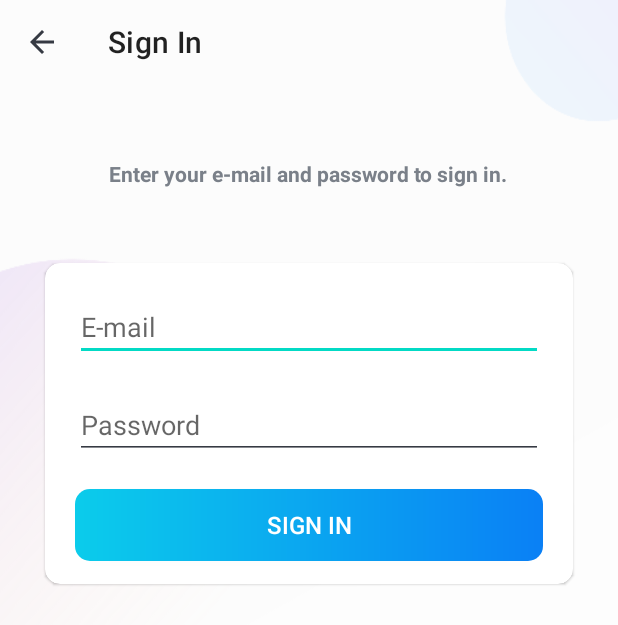
After one commit to bernardosan/Scrumtinize, an Android app: the SignInActivity screen opened directly, with no data from a screen before it, on a phone screen of 412 x 824 dp. The commit adds this screen. Shown: the top 625 px of the screen. Run offline under Robolectric (Android 15) with nearby library versions, the phone set to English and light mode, and no system bars.

Commit message:
added the SignInActivity UI

```diff
--- a/app/build.gradle
+++ b/app/build.gradle
@@ -42,6 +42,7 @@ dependencies {
     implementation 'androidx.appcompat:appcompat:1.4.2'
     implementation 'com.google.android.material:material:1.6.1'
     implementation 'androidx.constraintlayout:constraintlayout:2.1.4'
+    implementation 'com.google.firebase:firebase-auth:19.2.0'
     testImplementation 'junit:junit:4.+'
     androidTestImplementation 'androidx.test.ext:junit:1.1.3'
     androidTestImplementation 'androidx.test.espresso:espresso-core:3.4.0'
--- a/app/src/main/AndroidManifest.xml
+++ b/app/src/main/AndroidManifest.xml
@@ -10,10 +10,14 @@
         android:supportsRtl="true"
         android:theme="@style/Theme.TrelloCloneApp">
         <activity
+            android:name=".SignInActivity"
+            android:label="Sign In"
+            android:exported="true" />
+        <activity
             android:name=".SignUpActivity"
             android:exported="true"
-            android:theme="@style/Theme.TrelloCloneApp.NoActionBar"
-            android:label="Sign Up"/>
+            android:label="Sign Up"
+            android:theme="@style/Theme.TrelloCloneApp.NoActionBar" />
         <activity
             android:name=".IntroActivity"
             android:exported="true"
--- a/app/src/main/java/com/example/trellocloneapp/IntroActivity.kt
+++ b/app/src/main/java/com/example/trellocloneapp/IntroActivity.kt
@@ -24,5 +24,9 @@ class IntroActivity : AppCompatActivity() {
             startActivity(Intent(this, SignUpActivity::class.java))
         }
 
+        binding?.btnSignIn?.setOnClickListener {
+            startActivity(Intent(this, SignInActivity::class.java))
+        }
+
     }
 }
--- /dev/null
+++ b/app/src/main/java/com/example/trellocloneapp/SignInActivity.kt
@@ -0,0 +1,34 @@
+package com.example.trellocloneapp
+
+import androidx.appcompat.app.AppCompatActivity
+import android.os.Bundle
+import com.example.trellocloneapp.databinding.ActivitySignInBinding
+import com.example.trellocloneapp.databinding.ActivitySignUpBinding
+
+class SignInActivity : AppCompatActivity() {
+
+    private var binding: ActivitySignInBinding? = null
+
+    override fun onCreate(savedInstanceState: Bundle?) {
+        super.onCreate(savedInstanceState)
+        binding = ActivitySignInBinding.inflate(layoutInflater)
+        setContentView(binding?.root)
+        setSupportActionBar(binding?.toolbarSignIn)
+
+        if (supportActionBar != null) {
+            supportActionBar?.setDisplayHomeAsUpEnabled(true)
+            supportActionBar?.setHomeAsUpIndicator(R.drawable.ic_black_color_back)
+        }
+
+        binding?.toolbarSignIn?.setNavigationOnClickListener {
+            onBackPressed()
+        }
+
+    }
+
+    override fun onDestroy() {
+        super.onDestroy()
+        binding = null
+
+    }
+}
--- /dev/null
+++ b/app/src/main/res/layout/activity_sign_in.xml
@@ -0,0 +1,85 @@
+<?xml version="1.0" encoding="utf-8"?>
+<LinearLayout xmlns:android="http://schemas.android.com/apk/res/android"
+    xmlns:app="http://schemas.android.com/apk/res-auto"
+    xmlns:tools="http://schemas.android.com/tools"
+    android:layout_width="match_parent"
+    android:layout_height="match_parent"
+    android:orientation="vertical"
+    tools:context=".SignInActivity"
+    android:background="@drawable/ic_background">
+
+    <androidx.appcompat.widget.Toolbar
+        android:id="@+id/toolbar_sign_in"
+        android:layout_width="match_parent"
+        android:layout_height="?android:attr/actionBarSize"
+        android:text="@string/sign_in"
+        android:textColor="@color/primary_text_color"
+        android:theme="@style/ToolbarTheme">
+
+    </androidx.appcompat.widget.Toolbar>
+
+    <TextView
+        android:layout_width="wrap_content"
+        android:layout_height="wrap_content"
+        android:layout_gravity="center"
+        android:layout_marginHorizontal="50dp"
+        android:layout_marginVertical="50dp"
+        android:text="Enter your e-mail and password to sign in."
+        android:textColor="@color/secondary_text_color"
+        android:textStyle="bold"
+        android:textAlignment="center"/>
+
+    <com.google.android.material.card.MaterialCardView
+        android:layout_width="match_parent"
+        android:layout_height="wrap_content"
+        android:layout_gravity="center"
+        android:background="@drawable/signup_cardview_rounded_shape"
+        android:layout_marginHorizontal="30dp"
+        app:cardCornerRadius="10dp"
+        >
+
+        <LinearLayout
+            android:layout_width="match_parent"
+            android:layout_height="wrap_content"
+            android:orientation="vertical"
+            >
+
+
+            <EditText
+                android:id="@+id/et_email"
+                android:layout_width="match_parent"
+                android:layout_height="wrap_content"
+                android:layout_marginTop="20dp"
+                android:layout_marginBottom="20dp"
+                android:layout_marginHorizontal="20dp"
+                android:hint="E-mail"
+                android:inputType="textEmailAddress"/>
+
+
+            <EditText
+                android:id="@+id/et_password"
+                android:layout_width="match_parent"
+                android:layout_height="wrap_content"
+                android:layout_marginBottom="20dp"
+                android:layout_marginHorizontal="20dp"
+                android:hint="Password"
+                android:inputType="textPassword"/>
+
+            <androidx.appcompat.widget.AppCompatButton
+                android:id="@+id/btn_sign_in"
+                android:layout_width="match_parent"
+                android:layout_height="wrap_content"
+                android:layout_gravity="center"
+                android:text="@string/sign_in"
+                android:textColor="@color/white"
+                android:textSize="16sp"
+                android:background="@drawable/shape_btn_rounded"
+                android:foreground="?attr/selectableItemBackground"
+                android:layout_marginHorizontal="20dp"
+                android:layout_marginBottom="15dp"/>
+
+        </LinearLayout>
+
+    </com.google.android.material.card.MaterialCardView>
+
+</LinearLayout>
--- a/app/src/main/res/values/strings.xml
+++ b/app/src/main/res/values/strings.xml
@@ -1,4 +1,5 @@
 <resources>
     <string name="app_name">TrelloCloneApp</string>
     <string name="sign_up">SIGN UP</string>
+    <string name="sign_in">SIGN IN</string>
 </resources>
--- a/build.gradle
+++ b/build.gradle
@@ -7,6 +7,7 @@ buildscript {
     dependencies {
         classpath "com.android.tools.build:gradle:7.0.2"
         classpath "org.jetbrains.kotlin:kotlin-gradle-plugin:1.5.20"
+        classpath "com.google.gms:google-services:4.3.4"
 
         // NOTE: Do not place your application dependencies here; they belong
         // in the individual module build.gradle files
```
